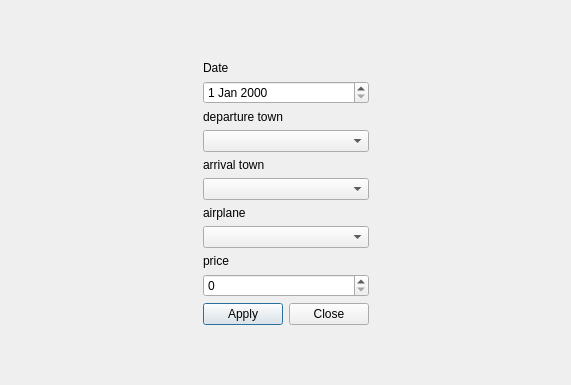
Qt form dialogs/editscheduledialog.ui (FFH255/flights) before a commit.
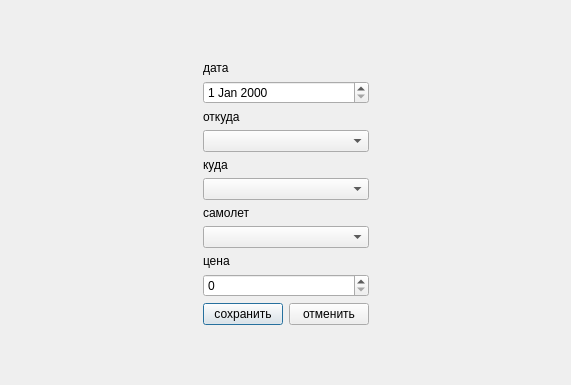
The same form after that commit.

```diff
--- a/dialogs/editscheduledialog.ui
+++ b/dialogs/editscheduledialog.ui
@@ -47,7 +47,7 @@
        <item>
         <widget class="QLabel" name="label">
          <property name="text">
-          <string>Date</string>
+          <string>дата</string>
          </property>
         </widget>
        </item>
@@ -61,7 +61,7 @@
        <item>
         <widget class="QLabel" name="label_2">
          <property name="text">
-          <string>departure town</string>
+          <string>откуда</string>
          </property>
         </widget>
        </item>
@@ -75,7 +75,7 @@
        <item>
         <widget class="QLabel" name="label_3">
          <property name="text">
-          <string>arrival town</string>
+          <string>куда</string>
          </property>
         </widget>
        </item>
@@ -89,7 +89,7 @@
        <item>
         <widget class="QLabel" name="label_4">
          <property name="text">
-          <string>airplane</string>
+          <string>самолет</string>
          </property>
         </widget>
        </item>
@@ -103,7 +103,7 @@
        <item>
         <widget class="QLabel" name="label_5">
          <property name="text">
-          <string>price</string>
+          <string>цена</string>
          </property>
         </widget>
        </item>
@@ -117,14 +117,14 @@
        <item>
         <widget class="QPushButton" name="pushButton_apply">
          <property name="text">
-          <string>Apply</string>
+          <string>сохранить</string>
          </property>
         </widget>
        </item>
        <item>
         <widget class="QPushButton" name="pushButton_close">
          <property name="text">
-          <string>Close</string>
+          <string>отменить</string>
          </property>
         </widget>
        </item>
```
